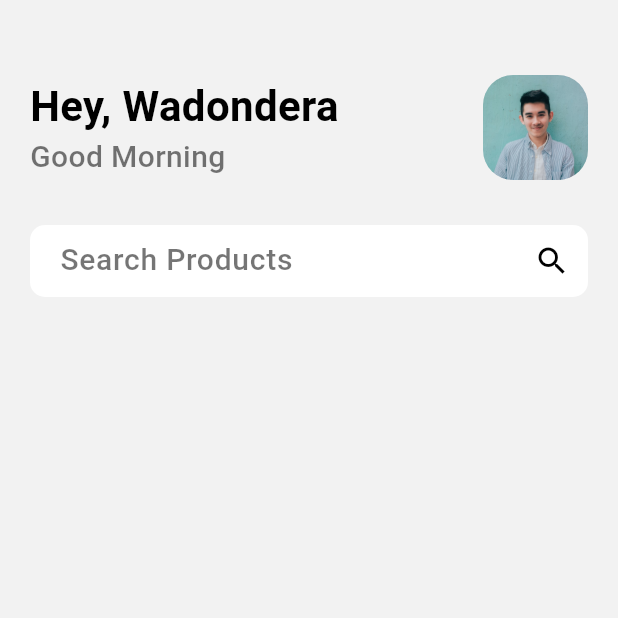
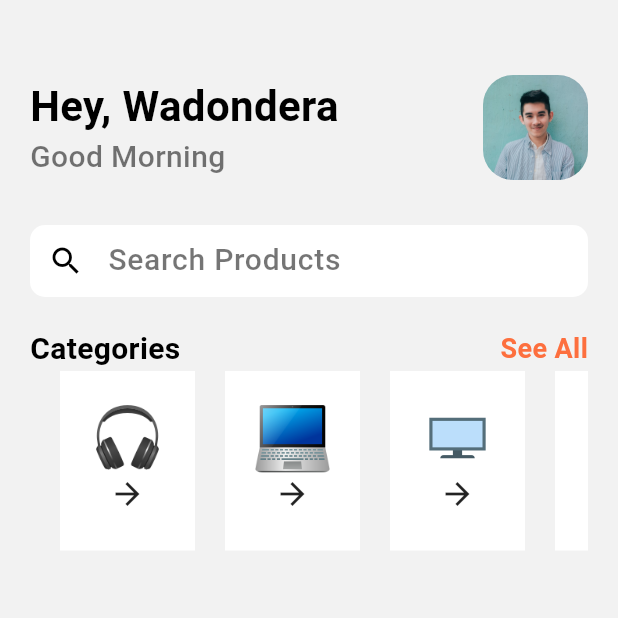
Before and after one commit to Wadonderah/ecommerce-app, a Flutter app: the screen it shows after launch, on a phone screen of 412 x 824 dp, the top half of it. Run offline on Flutter 3.47's test engine with Material 3 defaults, Android fonts, the phone set to English and light mode, and no system bars.

Commit message:
second commit

```diff
--- a/lib/pages/home.dart
+++ b/lib/pages/home.dart
@@ -9,12 +9,19 @@ class Home extends StatefulWidget {
 }
 
 class _HomeState extends State<Home> {
+  List<String> categories = [
+    "images/headphone_icon.png",
+    "images/laptop.png",
+    "images/TV.png",
+    "images/watch.png"
+  ];
+
   @override
   Widget build(BuildContext context) {
     return Scaffold(
-      backgroundColor: Color(0xfff2f2f2),
+      backgroundColor: const Color(0xfff2f2f2),
       body: Container(
-        margin: EdgeInsets.only(top: 50.0, left: 20.0, right: 20.0),
+        margin: const EdgeInsets.only(top: 50.0, left: 20.0, right: 20.0),
         child: Column(
           crossAxisAlignment: CrossAxisAlignment.start,
           children: [
@@ -43,29 +50,81 @@ class _HomeState extends State<Home> {
                 ),
               ],
             ),
-            SizedBox(
-              height: 30.0,
-            ),
-            // ignore: sized_box_for_whitespace
+            const SizedBox(height: 30.0),
             Container(
-                padding: EdgeInsets.only(left: 20.0),
               decoration: BoxDecoration(
                 color: Colors.white,
-                    borderRadius: BorderRadius.circular(10)),
+                borderRadius: BorderRadius.circular(10),
+              ),
               width: MediaQuery.of(context).size.width,
               child: TextField(
                 decoration: InputDecoration(
                   border: InputBorder.none,
                   hintText: "Search Products",
                   hintStyle: AppWidget.lightTextFieldStyle(),
-                      suffixIcon: Icon(
+                  prefixIcon: const Icon(
                     Icons.search,
                     color: Colors.black,
-                      )),
-                ))
+                  ),
+                ),
+              ),
+            ),
+            const SizedBox(height: 20.0),
+            Row(
+              mainAxisAlignment: MainAxisAlignment.spaceBetween,
+              children: [
+                Text("Categories", style: AppWidget.semiTextFieldStyle()),
+                Text(
+                  "See All",
+                  style: TextStyle(
+                    color: const Color(0xFFfd6f3e),
+                    fontSize: 18.0,
+                    fontWeight: FontWeight.bold,
+                  ),
+                ),
+              ],
+            ),
+            Container(
+              margin: const EdgeInsets.only(left: 20.0),
+              height: 120,
+              child: ListView.builder(
+                itemCount: categories.length,
+                shrinkWrap: true,
+                scrollDirection: Axis.horizontal,
+                itemBuilder: (context, index) {
+                  return CategoryTile(image: categories[index]);
+                },
+              ),
+            )
           ],
         ),
       ),
     );
   }
 }
+
+class CategoryTile extends StatelessWidget {
+  final String image;
+
+  const CategoryTile({super.key, required this.image});
+
+  @override
+  Widget build(BuildContext context) {
+    return Container(
+      padding: EdgeInsets.all(20.0),
+      margin: EdgeInsets.only(right: 20.0),
+      decoration: BoxDecoration(color: Colors.white),
+      child: Column(
+        children: [
+          Image.asset(
+            image,
+            height: 50,
+            width: 50,
+            fit: BoxFit.cover,
+          ),
+          Icon(Icons.arrow_forward)
+        ],
+      ),
+    );
+  }
+}
--- a/lib/widget/support_widget.dart
+++ b/lib/widget/support_widget.dart
@@ -16,4 +16,12 @@ class AppWidget {
       fontWeight: FontWeight.w500,
     );
   }
+
+  static TextStyle semiTextFieldStyle() {
+    return TextStyle(
+      color: Colors.black,
+      fontSize: 20.0,
+      fontWeight: FontWeight.bold,
+    );
+  }
 }
```
Also changed, not shown: 1 other file. Lines whose indentation alone changed are shown as unchanged.
